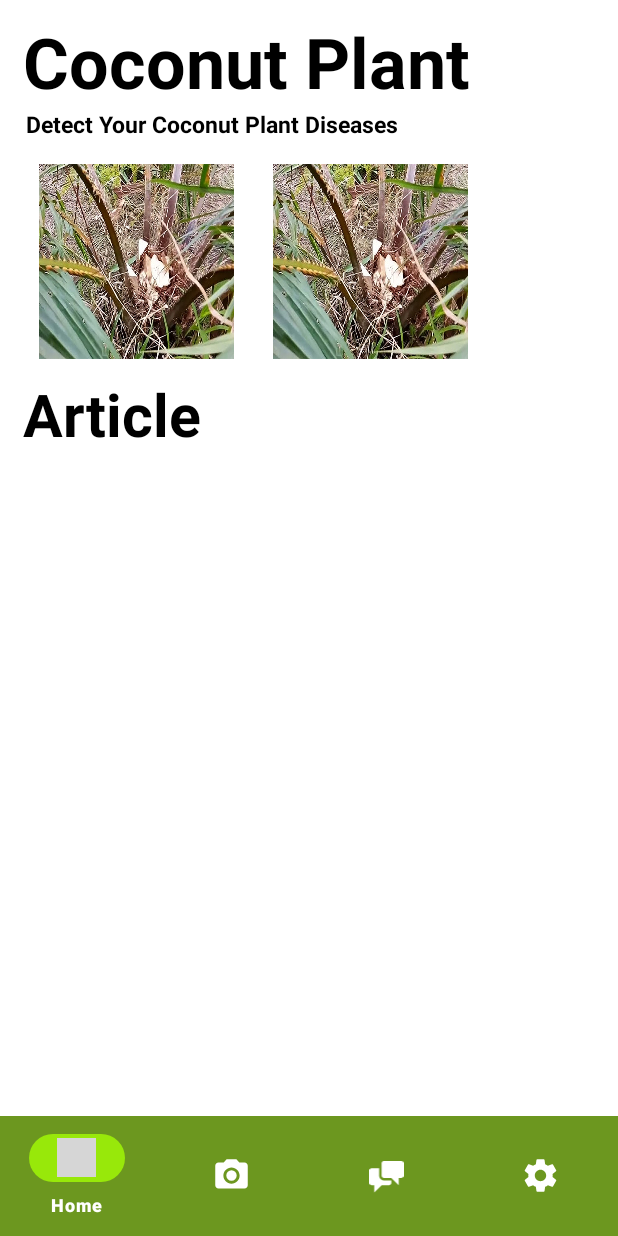
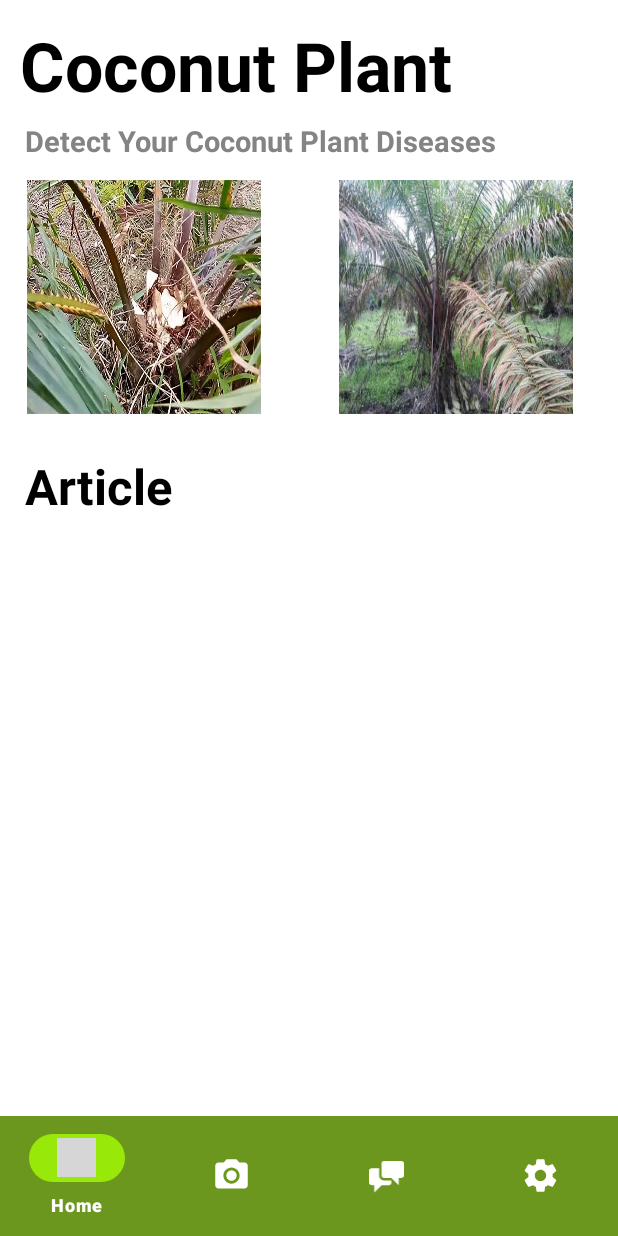
Before and after one commit to mrschwartx/CocoDiag, an Android app: the MainActivity screen opened directly, with no data from a screen before it, on a phone screen of 412 x 824 dp. Run offline under Robolectric (Android 15) with nearby library versions, the phone set to English and light mode, and no system bars; our stand-ins replace sdp/ssp sizes; grey boxes are pictures that could not be loaded.

Commit message:
modify setting activity and main for landscape mode +  create edit profil activity

```diff
--- a/app/src/main/AndroidManifest.xml
+++ b/app/src/main/AndroidManifest.xml
@@ -23,6 +23,9 @@
         android:supportsRtl="true"
         android:theme="@style/Theme.CocoDiag"
         tools:targetApi="31">
+        <activity
+            android:name=".features.settings.EditProfileActivity"
+            android:exported="false" />
         <activity
             android:name=".features.settings.SettingsActivity"
             android:exported="false" />
--- a/app/src/main/java/com/dicoding/capstone/cocodiag/features/settings/SettingsActivity.kt
+++ b/app/src/main/java/com/dicoding/capstone/cocodiag/features/settings/SettingsActivity.kt
@@ -1,5 +1,6 @@
 package com.dicoding.capstone.cocodiag.features.settings
 
+import android.content.Intent
 import android.os.Bundle
 import androidx.appcompat.app.AppCompatActivity
 import com.dicoding.capstone.cocodiag.R
@@ -15,5 +16,9 @@ class SettingsActivity : AppCompatActivity() {
         binding = ActivitySettingsBinding.inflate(layoutInflater)
         setContentView(binding.root)
         setBottomNavBar(this@SettingsActivity, binding.bottomNavigation, R.id.nav_setting)
+        binding.tvEditProfile.setOnClickListener {
+            val intent = Intent(this,EditProfileActivity::class.java)
+            startActivity(intent)
+        }
     }
 }
--- a/app/src/main/res/layout/activity_main.xml
+++ b/app/src/main/res/layout/activity_main.xml
@@ -1,81 +1,92 @@
 <?xml version="1.0" encoding="utf-8"?>
-<androidx.constraintlayout.widget.ConstraintLayout xmlns:android="http://schemas.android.com/apk/res/android"
+<RelativeLayout xmlns:android="http://schemas.android.com/apk/res/android"
+    xmlns:tools="http://schemas.android.com/tools"
     xmlns:app="http://schemas.android.com/apk/res-auto"
-    xmlns:tools="http://schemas.android.com/tools"
     android:id="@+id/main"
     android:layout_width="match_parent"
     android:layout_height="match_parent"
     android:background="@color/white"
-    tools:context=".MainActivity">
+    tools:context=".MainActivity"
+    android:orientation="vertical">
+    <ScrollView
+        android:layout_width="match_parent"
+        android:layout_height="match_parent"
+        android:layout_alignParentTop="true"
+        android:layout_above="@+id/bottom_navigation">
 
-    <TextView
-        android:id="@+id/title_main_tv"
-        android:layout_width="wrap_content"
-        android:layout_height="wrap_content"
-        android:layout_marginStart="15dp"
-        android:layout_marginTop="10dp"
-        android:text="@string/title_main"
-        android:textColor="@color/black"
-        android:textSize="@dimen/_36ssp"
-        android:textStyle="bold"
-        app:layout_constraintStart_toStartOf="parent"
-        app:layout_constraintTop_toTopOf="parent" />
+        <RelativeLayout
+            android:layout_width="match_parent"
+            android:layout_height="match_parent">
+            <TextView
+                android:id="@+id/title_main"
+                android:layout_width="wrap_content"
+                android:layout_height="wrap_content"
+                android:text="@string/title_main"
+                android:textColor="@color/black"
+                android:textStyle="bold"
+                android:textSize="@dimen/_35ssp"
+                android:layout_marginTop="@dimen/_10sdp"
+                android:layout_marginStart="@dimen/_10sdp"/>
+            <TextView
+                android:id="@+id/subtitle_main"
+                android:layout_width="wrap_content"
+                android:layout_height="wrap_content"
+                android:layout_below="@+id/title_main"
+                android:text="@string/sub_title_main"
+                android:textColor="#858383"
+                android:textStyle="bold"
+                android:textSize="@dimen/_15ssp"
+                android:layout_marginTop="@dimen/_5sdp"
+                android:layout_marginStart="@dimen/_13sdp"
+                />
 
-    <TextView
-        android:id="@+id/sub_title_main_tv"
-        android:layout_width="wrap_content"
-        android:layout_height="wrap_content"
-        android:layout_marginStart="17dp"
-        android:paddingBottom="@dimen/_4sdp"
-        android:text="@string/sub_title_main"
-        android:textColor="@color/black"
-        android:textSize="@dimen/_12ssp"
-        android:textStyle="bold"
-        app:layout_constraintStart_toStartOf="parent"
-        app:layout_constraintTop_toBottomOf="@+id/title_main_tv" />
+            <ImageView
+                android:id="@+id/img_penyakit1"
+                android:contentDescription="penyakit1"
+                android:layout_below="@+id/subtitle_main"
+                android:layout_width="@dimen/_120sdp"
+                android:layout_height="@dimen/_120sdp"
+                android:background="@drawable/penyakit1"
+                android:layout_marginStart="@dimen/_14sdp"
+                android:layout_marginTop="@dimen/_10sdp"/>
 
-    <ImageView
-        android:id="@+id/exampleImg1"
-        android:layout_width="@dimen/_100sdp"
-        android:layout_height="@dimen/_100sdp"
-        android:layout_marginStart="@dimen/_20sdp"
-        android:layout_marginTop="@dimen/_8sdp"
-        android:background="@drawable/penyakit1"
-        android:contentDescription="@string/gambar_1"
-        android:scaleType="fitXY"
-        app:layout_constraintStart_toStartOf="parent"
-        app:layout_constraintTop_toBottomOf="@id/sub_title_main_tv" />
+            <ImageView
+                android:id="@+id/img_penyakit2"
+                android:contentDescription="penyakit1"
+                android:layout_below="@+id/subtitle_main"
+                android:layout_toEndOf="@+id/img_penyakit1"
+                android:layout_width="@dimen/_120sdp"
+                android:layout_height="@dimen/_120sdp"
+                android:background="@drawable/penyaki2"
+                android:layout_marginStart="@dimen/_40sdp"
+                android:layout_marginEnd="@dimen/_10sdp"
+                android:layout_marginTop="@dimen/_10sdp"/>
 
-    <ImageView
-        android:id="@+id/exampleImg2"
-        android:layout_width="@dimen/_100sdp"
-        android:layout_height="@dimen/_100sdp"
-        android:layout_marginStart="@dimen/_20sdp"
-        android:layout_marginTop="@dimen/_8sdp"
-        android:background="@drawable/penyakit1"
-        android:contentDescription="@string/gambar_2"
-        android:scaleType="fitXY"
-        app:layout_constraintStart_toEndOf="@id/exampleImg1"
-        app:layout_constraintTop_toBottomOf="@id/sub_title_main_tv" />
+            <TextView
+                android:id="@+id/article_title"
+                android:layout_width="wrap_content"
+                android:layout_height="wrap_content"
+                android:layout_below="@+id/img_penyakit1"
+                android:text="@string/article"
+                android:textColor="@color/black"
+                android:textStyle="bold"
+                android:textSize="@dimen/_25ssp"
+                android:layout_marginTop="@dimen/_20sdp"
+                android:layout_marginStart="@dimen/_13sdp"
+                />
 
-    <TextView
-        android:id="@+id/article_tv"
-        android:layout_width="wrap_content"
-        android:layout_height="wrap_content"
-        android:layout_marginStart="15dp"
-        android:layout_marginTop="10dp"
-        android:text="@string/article"
-        android:textColor="@color/black"
-        android:textSize="@dimen/_30ssp"
-        android:textStyle="bold"
-        app:layout_constraintStart_toStartOf="parent"
-        app:layout_constraintTop_toBottomOf="@id/exampleImg1" />
+            <androidx.recyclerview.widget.RecyclerView
+                android:layout_width="match_parent"
+                android:layout_height="wrap_content"
+                android:layout_alignParentBottom="true"
+                android:layout_below="@+id/article_title"
+                android:layout_marginTop="@dimen/_10sdp"
+                android:layout_marginStart="@dimen/_13sdp"
+                android:layout_marginEnd="@dimen/_13sdp"
+                />
+        </RelativeLayout>
 
-    <androidx.recyclerview.widget.RecyclerView
-        android:layout_width="match_parent"
-        android:layout_height="wrap_content"
-        android:layout_margin="@dimen/_12sdp"
-        app:layout_constraintTop_toBottomOf="@+id/article_tv" />
+    </ScrollView>
 
     <com.google.android.material.bottomnavigation.BottomNavigationView
         android:id="@+id/bottom_navigation"
@@ -87,10 +98,7 @@
         app:itemIconSize="@dimen/_20sdp"
         app:itemIconTint="@color/white"
         app:itemTextColor="@color/white"
-        app:layout_constraintBottom_toBottomOf="parent"
-        app:layout_constraintEnd_toEndOf="parent"
-        app:layout_constraintStart_toStartOf="parent"
-        app:menu="@menu/navbar" />
-
-
-</androidx.constraintlayout.widget.ConstraintLayout>
+        app:menu="@menu/navbar"
+        android:layout_alignParentBottom="true"
+        />
+</RelativeLayout>
```
Also changed, not shown: app/src/main/java/com/dicoding/capstone/cocodiag/features/settings/EditProfileActivity.kt (added, +18 -0 lines), app/src/main/res/layout/activity_edit_profile.xml (added, +172 -0 lines), app/src/main/res/layout/activity_settings.xml (+45 -42 lines), app/src/main/res/values/styles.xml (+7 -0 lines).
